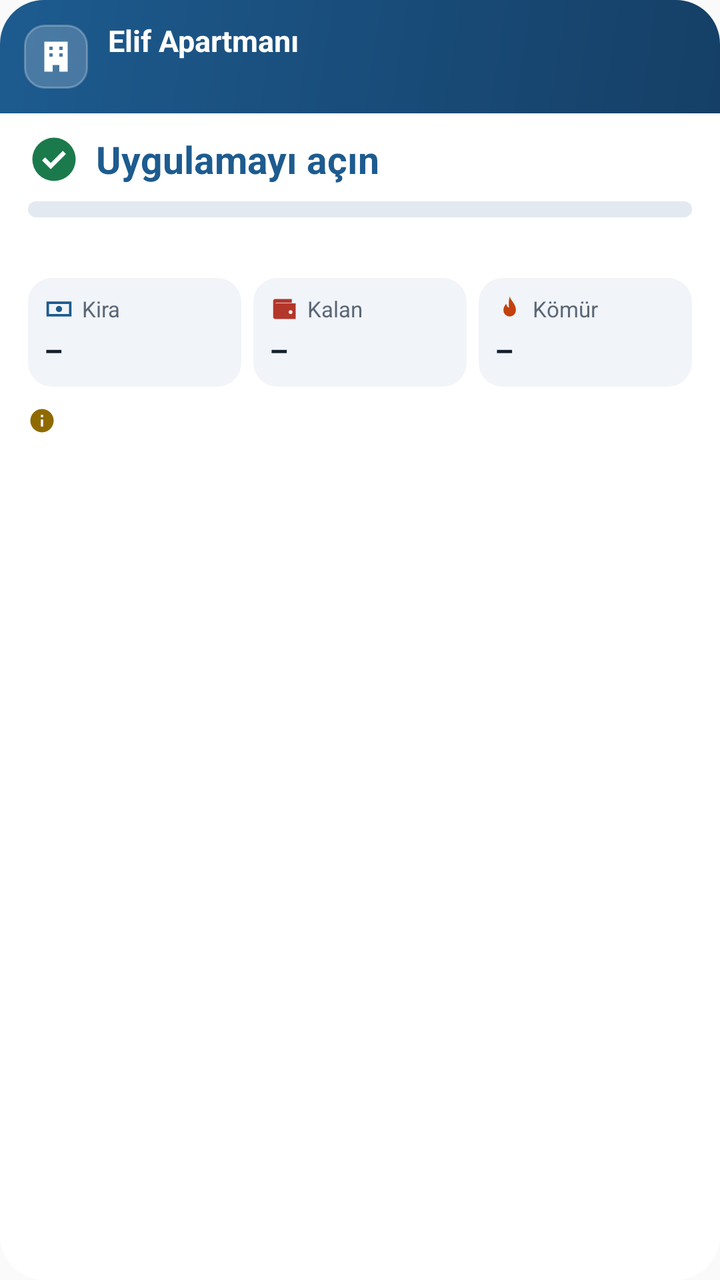
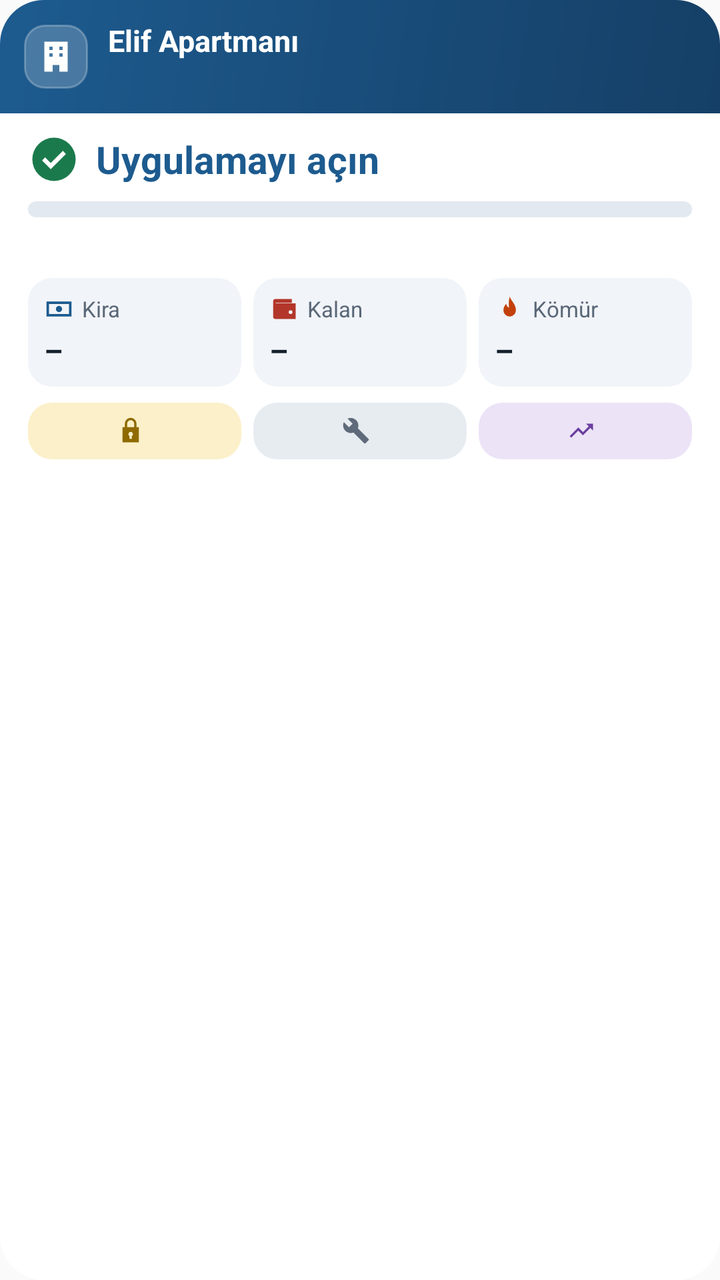

An Android layout rendered at two revisions. The XML below is the earlier revision; the diff shows what the commit changed to produce the second picture.
<!-- AndroidManifest.xml: application theme android:Theme.Material.Light.NoActionBar -->
<!-- res/layout/widget.xml -->
<?xml version="1.0" encoding="utf-8"?>
<LinearLayout xmlns:android="http://schemas.android.com/apk/res/android"
    android:id="@+id/w_kok"
    android:layout_width="match_parent"
    android:layout_height="match_parent"
    android:orientation="vertical"
    android:background="@drawable/widget_bg">

    <LinearLayout
        android:layout_width="match_parent" android:layout_height="wrap_content"
        android:orientation="horizontal" android:gravity="center_vertical"
        android:paddingStart="12dp" android:paddingEnd="14dp" android:paddingTop="10dp" android:paddingBottom="10dp"
        android:background="@drawable/widget_ust_bg">
        <ImageView
            android:layout_width="32dp" android:layout_height="32dp" android:padding="6dp"
            android:background="@drawable/widget_logo_bg" android:src="@drawable/ic_w_bina" />
        <LinearLayout
            android:layout_width="0dp" android:layout_height="wrap_content" android:layout_weight="1"
            android:layout_marginStart="10dp" android:orientation="vertical">
            <TextView android:layout_width="wrap_content" android:layout_height="wrap_content"
                android:text="Elif Apartmanı" android:textColor="#FFFFFFFF" android:textSize="15sp" android:textStyle="bold" android:maxLines="1" />
            <TextView android:id="@+id/w_ay" android:layout_width="wrap_content" android:layout_height="wrap_content"
                android:text="" android:textColor="#CCFFFFFF" android:textSize="12sp" android:maxLines="1" />
        </LinearLayout>
        <TextView android:id="@+id/w_saat" android:layout_width="wrap_content" android:layout_height="wrap_content"
            android:textColor="#B3FFFFFF" android:textSize="11sp" />
    </LinearLayout>

    <LinearLayout
        android:layout_width="match_parent" android:layout_height="wrap_content"
        android:orientation="vertical" android:paddingStart="14dp" android:paddingEnd="14dp" android:paddingTop="10dp" android:paddingBottom="12dp">

        <LinearLayout android:layout_width="match_parent" android:layout_height="wrap_content" android:orientation="horizontal" android:gravity="center_vertical">
            <ImageView android:id="@+id/w_durum_ik" android:layout_width="26dp" android:layout_height="26dp" android:src="@drawable/ic_w_ok" />
            <TextView android:id="@+id/w_buyuk" android:layout_width="0dp" android:layout_height="wrap_content" android:layout_weight="1"
                android:layout_marginStart="8dp" android:text="Uygulamayı açın" android:textColor="#FF1D5B8F" android:textSize="19sp" android:textStyle="bold" android:maxLines="1" />
            <TextView android:id="@+id/w_yuzde" android:layout_width="wrap_content" android:layout_height="wrap_content"
                android:textColor="#FF15202D" android:textSize="15sp" android:textStyle="bold" />
        </LinearLayout>

        <ProgressBar android:id="@+id/w_bar" style="?android:attr/progressBarStyleHorizontal"
            android:layout_width="match_parent" android:layout_height="8dp" android:layout_marginTop="8dp"
            android:max="100" android:progress="0" android:progressDrawable="@drawable/widget_bar" />
        <TextView android:id="@+id/w_bar_yazi" android:layout_width="match_parent" android:layout_height="wrap_content"
            android:layout_marginTop="4dp" android:textColor="#FF5A6777" android:textSize="12sp" android:maxLines="1" />

        <LinearLayout android:layout_width="match_parent" android:layout_height="wrap_content" android:layout_marginTop="10dp" android:orientation="horizontal">

        <LinearLayout
            android:layout_width="0dp" android:layout_height="wrap_content" android:layout_weight="1"
            
            android:orientation="vertical" android:padding="8dp" android:background="@drawable/widget_kutu_bg">
            <LinearLayout android:layout_width="match_parent" android:layout_height="wrap_content" android:orientation="horizontal" android:gravity="center_vertical">
                <ImageView android:id="@+id/w_k1_ik" android:layout_width="15dp" android:layout_height="15dp" android:src="@drawable/ic_w_para" />
                <TextView android:id="@+id/w_k1_etiket" android:layout_width="wrap_content" android:layout_height="wrap_content"
                    android:layout_marginStart="4dp" android:text="Kira" android:textColor="#FF5A6777" android:textSize="11sp" android:maxLines="1" />
            </LinearLayout>
            <TextView android:id="@+id/w_k1_deger" android:layout_width="match_parent" android:layout_height="wrap_content"
                android:layout_marginTop="3dp" android:text="–" android:textColor="#FF15202D" android:textSize="15sp" android:textStyle="bold"
                android:maxLines="1" android:autoSizeTextType="uniform" android:autoSizeMinTextSize="10sp" android:autoSizeMaxTextSize="15sp" />
        </LinearLayout>

        <LinearLayout
            android:layout_width="0dp" android:layout_height="wrap_content" android:layout_weight="1"
            android:layout_marginStart="6dp"
            android:orientation="vertical" android:padding="8dp" android:background="@drawable/widget_kutu_bg">
            <LinearLayout android:layout_width="match_parent" android:layout_height="wrap_content" android:orientation="horizontal" android:gravity="center_vertical">
                <ImageView android:id="@+id/w_k2_ik" android:layout_width="15dp" android:layout_height="15dp" android:src="@drawable/ic_w_cuzdan" />
                <TextView android:id="@+id/w_k2_etiket" android:layout_width="wrap_content" android:layout_height="wrap_content"
                    android:layout_marginStart="4dp" android:text="Kalan" android:textColor="#FF5A6777" android:textSize="11sp" android:maxLines="1" />
            </LinearLayout>
            <TextView android:id="@+id/w_k2_deger" android:layout_width="match_parent" android:layout_height="wrap_content"
                android:layout_marginTop="3dp" android:text="–" android:textColor="#FF15202D" android:textSize="15sp" android:textStyle="bold"
                android:maxLines="1" android:autoSizeTextType="uniform" android:autoSizeMinTextSize="10sp" android:autoSizeMaxTextSize="15sp" />
        </LinearLayout>

        <LinearLayout
            android:layout_width="0dp" android:layout_height="wrap_content" android:layout_weight="1"
            android:layout_marginStart="6dp"
            android:orientation="vertical" android:padding="8dp" android:background="@drawable/widget_kutu_bg">
            <LinearLayout android:layout_width="match_parent" android:layout_height="wrap_content" android:orientation="horizontal" android:gravity="center_vertical">
                <ImageView android:id="@+id/w_k3_ik" android:layout_width="15dp" android:layout_height="15dp" android:src="@drawable/ic_w_alev" />
                <TextView android:id="@+id/w_k3_etiket" android:layout_width="wrap_content" android:layout_height="wrap_content"
                    android:layout_marginStart="4dp" android:text="Kömür" android:textColor="#FF5A6777" android:textSize="11sp" android:maxLines="1" />
            </LinearLayout>
            <TextView android:id="@+id/w_k3_deger" android:layout_width="match_parent" android:layout_height="wrap_content"
                android:layout_marginTop="3dp" android:text="–" android:textColor="#FF15202D" android:textSize="15sp" android:textStyle="bold"
                android:maxLines="1" android:autoSizeTextType="uniform" android:autoSizeMinTextSize="10sp" android:autoSizeMaxTextSize="15sp" />
        </LinearLayout>
        </LinearLayout>

        <LinearLayout android:id="@+id/w_alt_satir" android:layout_width="match_parent" android:layout_height="wrap_content"
            android:layout_marginTop="9dp" android:orientation="horizontal" android:gravity="center_vertical">
            <ImageView android:layout_width="14dp" android:layout_height="14dp" android:src="@drawable/ic_w_bilgi" />
            <TextView android:id="@+id/w_alt" android:layout_width="0dp" android:layout_height="wrap_content" android:layout_weight="1"
                android:layout_marginStart="5dp" android:textColor="#FF15202D" android:textSize="12sp" android:maxLines="2" />
        </LinearLayout>
    </LinearLayout>
</LinearLayout>
<!-- resources referenced by this layout -->
<resources>
  <!-- drawable ic_w_bilgi (drawable) -->
  <?xml version="1.0" encoding="utf-8"?>
  <vector xmlns:android="http://schemas.android.com/apk/res/android"
      android:width="24dp" android:height="24dp" android:viewportWidth="24" android:viewportHeight="24">
      <path android:fillColor="#FF8F6A00" android:pathData="M12 2a10 10 0 1 0 0 20 10 10 0 0 0 0-20zm1 15h-2v-6h2v6zm0-8h-2V7h2v2z" />
  </vector>
  <!-- drawable ic_w_bina (drawable) -->
  <?xml version="1.0" encoding="utf-8"?>
  <vector xmlns:android="http://schemas.android.com/apk/res/android"
      android:width="24dp" android:height="24dp" android:viewportWidth="24" android:viewportHeight="24">
      <path android:fillColor="#FFFFFFFF" android:pathData="M5 3h14v18h-5v-4h-4v4H5V3zm3 3v2h2V6H8zm6 0v2h2V6h-2zm-6 4v2h2v-2H8zm6 0v2h2v-2h-2z" />
  </vector>
  <!-- drawable ic_w_para (drawable) -->
  <?xml version="1.0" encoding="utf-8"?>
  <vector xmlns:android="http://schemas.android.com/apk/res/android"
      android:width="24dp" android:height="24dp" android:viewportWidth="24" android:viewportHeight="24">
      <path android:fillColor="#FF1D5B8F" android:pathData="M2 6h20v12H2V6zm2 2v8h16V8H4zm8 1.5a2.5 2.5 0 1 1 0 5 2.5 2.5 0 0 1 0-5z" />
  </vector>
  <!-- drawable widget_bg (drawable) -->
  <?xml version="1.0" encoding="utf-8"?>
  <shape xmlns:android="http://schemas.android.com/apk/res/android" android:shape="rectangle">
      <solid android:color="#FFFFFFFF" />
      <corners android:radius="22dp" />
  </shape>
  <!-- drawable widget_kutu_bg (drawable) -->
  <?xml version="1.0" encoding="utf-8"?>
  <shape xmlns:android="http://schemas.android.com/apk/res/android" android:shape="rectangle">
      <solid android:color="#FFF1F4F8" />
      <corners android:radius="12dp" />
  </shape>
  <!-- drawable widget_logo_bg (drawable) -->
  <?xml version="1.0" encoding="utf-8"?>
  <shape xmlns:android="http://schemas.android.com/apk/res/android" android:shape="rectangle">
      <solid android:color="#33FFFFFF" />
      <stroke android:width="1dp" android:color="#40FFFFFF" />
      <corners android:radius="10dp" />
  </shape>
  <!-- unchanged entries left out for length: 5 -->
</resources>

<!-- the commit's change to res/layout/widget.xml (unified diff, before → after) -->
@@ -90,10 +90,34 @@
         </LinearLayout>
 
         <LinearLayout android:id="@+id/w_alt_satir" android:layout_width="match_parent" android:layout_height="wrap_content"
-            android:layout_marginTop="9dp" android:orientation="horizontal" android:gravity="center_vertical">
-            <ImageView android:layout_width="14dp" android:layout_height="14dp" android:src="@drawable/ic_w_bilgi" />
-            <TextView android:id="@+id/w_alt" android:layout_width="0dp" android:layout_height="wrap_content" android:layout_weight="1"
-                android:layout_marginStart="5dp" android:textColor="#FF15202D" android:textSize="12sp" android:maxLines="2" />
+            android:layout_marginTop="8dp" android:orientation="horizontal">
+            <LinearLayout android:id="@+id/w_u1" android:layout_width="0dp" android:layout_height="wrap_content" android:layout_weight="1"
+                 android:orientation="horizontal" android:gravity="center"
+                android:paddingStart="6dp" android:paddingEnd="6dp" android:paddingTop="6dp" android:paddingBottom="6dp"
+                android:background="@drawable/widget_hap_sari">
+                <ImageView android:layout_width="14dp" android:layout_height="14dp" android:src="@drawable/ic_w_kilit" />
+                <TextView android:id="@+id/w_u1_yazi" android:layout_width="wrap_content" android:layout_height="wrap_content"
+                    android:layout_marginStart="4dp" android:textColor="#FF8F6A00" android:textSize="12sp" android:textStyle="bold" android:maxLines="1"
+                    android:autoSizeTextType="uniform" android:autoSizeMinTextSize="9sp" android:autoSizeMaxTextSize="12sp" />
+            </LinearLayout>
+            <LinearLayout android:id="@+id/w_u2" android:layout_width="0dp" android:layout_height="wrap_content" android:layout_weight="1"
+                android:layout_marginStart="6dp" android:orientation="horizontal" android:gravity="center"
+                android:paddingStart="6dp" android:paddingEnd="6dp" android:paddingTop="6dp" android:paddingBottom="6dp"
+                android:background="@drawable/widget_hap_gri">
+                <ImageView android:layout_width="14dp" android:layout_height="14dp" android:src="@drawable/ic_w_arac" />
+                <TextView android:id="@+id/w_u2_yazi" android:layout_width="wrap_content" android:layout_height="wrap_content"
+                    android:layout_marginStart="4dp" android:textColor="#FF3E4A59" android:textSize="12sp" android:textStyle="bold" android:maxLines="1"
+                    android:autoSizeTextType="uniform" android:autoSizeMinTextSize="9sp" android:autoSizeMaxTextSize="12sp" />
+            </LinearLayout>
+            <LinearLayout android:id="@+id/w_u3" android:layout_width="0dp" android:layout_height="wrap_content" android:layout_weight="1"
+                android:layout_marginStart="6dp" android:orientation="horizontal" android:gravity="center"
+                android:paddingStart="6dp" android:paddingEnd="6dp" android:paddingTop="6dp" android:paddingBottom="6dp"
+                android:background="@drawable/widget_hap_mor">
+                <ImageView android:layout_width="14dp" android:layout_height="14dp" android:src="@drawable/ic_w_artis" />
+                <TextView android:id="@+id/w_u3_yazi" android:layout_width="wrap_content" android:layout_height="wrap_content"
+                    android:layout_marginStart="4dp" android:textColor="#FF6B3FA0" android:textSize="12sp" android:textStyle="bold" android:maxLines="1"
+                    android:autoSizeTextType="uniform" android:autoSizeMinTextSize="9sp" android:autoSizeMaxTextSize="12sp" />
+            </LinearLayout>
         </LinearLayout>
     </LinearLayout>
 </LinearLayout>
<!-- resource entries referenced after the edit -->
@@ -1,16 +1,28 @@
 <!-- resources referenced by this layout -->
 <resources>
-  <!-- drawable ic_w_bilgi (drawable) -->
+  <!-- drawable ic_w_arac (drawable) -->
   <?xml version="1.0" encoding="utf-8"?>
   <vector xmlns:android="http://schemas.android.com/apk/res/android"
       android:width="24dp" android:height="24dp" android:viewportWidth="24" android:viewportHeight="24">
-      <path android:fillColor="#FF8F6A00" android:pathData="M12 2a10 10 0 1 0 0 20 10 10 0 0 0 0-20zm1 15h-2v-6h2v6zm0-8h-2V7h2v2z" />
+      <path android:fillColor="#FF5F6B7A" android:pathData="M22.7 19l-9.1-9.1c.9-2.3.4-5-1.5-6.9-2-2-5-2.4-7.4-1.3L9 6 6 9 1.6 4.7C.4 7.1.9 10.1 2.9 12.1c1.9 1.9 4.6 2.4 6.9 1.5l9.1 9.1c.4.4 1 .4 1.4 0l2.3-2.3c.5-.4.5-1.1.1-1.4z" />
+  </vector>
+  <!-- drawable ic_w_artis (drawable) -->
+  <?xml version="1.0" encoding="utf-8"?>
+  <vector xmlns:android="http://schemas.android.com/apk/res/android"
+      android:width="24dp" android:height="24dp" android:viewportWidth="24" android:viewportHeight="24">
+      <path android:fillColor="#FF6B3FA0" android:pathData="M16 6l2.3 2.3-4.9 4.9-4-4L2 16.6 3.4 18l6-6 4 4 6.3-6.3L22 12V6h-6z" />
   </vector>
   <!-- drawable ic_w_bina (drawable) -->
   <?xml version="1.0" encoding="utf-8"?>
   <vector xmlns:android="http://schemas.android.com/apk/res/android"
       android:width="24dp" android:height="24dp" android:viewportWidth="24" android:viewportHeight="24">
       <path android:fillColor="#FFFFFFFF" android:pathData="M5 3h14v18h-5v-4h-4v4H5V3zm3 3v2h2V6H8zm6 0v2h2V6h-2zm-6 4v2h2v-2H8zm6 0v2h2v-2h-2z" />
+  </vector>
+  <!-- drawable ic_w_kilit (drawable) -->
+  <?xml version="1.0" encoding="utf-8"?>
+  <vector xmlns:android="http://schemas.android.com/apk/res/android"
+      android:width="24dp" android:height="24dp" android:viewportWidth="24" android:viewportHeight="24">
+      <path android:fillColor="#FF8F6A00" android:pathData="M12 1a5 5 0 0 0-5 5v3H5v13h14V9h-2V6a5 5 0 0 0-5-5zm-3 8V6a3 3 0 0 1 6 0v3H9zm3 4a2 2 0 0 1 1 3.7V19h-2v-2.3A2 2 0 0 1 12 13z" />
   </vector>
   <!-- drawable ic_w_para (drawable) -->
   <?xml version="1.0" encoding="utf-8"?>
@@ -23,6 +35,24 @@
   <shape xmlns:android="http://schemas.android.com/apk/res/android" android:shape="rectangle">
       <solid android:color="#FFFFFFFF" />
       <corners android:radius="22dp" />
+  </shape>
+  <!-- drawable widget_hap_gri (drawable) -->
+  <?xml version="1.0" encoding="utf-8"?>
+  <shape xmlns:android="http://schemas.android.com/apk/res/android" android:shape="rectangle">
+      <solid android:color="#FFE7ECF1" />
+      <corners android:radius="12dp" />
+  </shape>
+  <!-- drawable widget_hap_mor (drawable) -->
+  <?xml version="1.0" encoding="utf-8"?>
+  <shape xmlns:android="http://schemas.android.com/apk/res/android" android:shape="rectangle">
+      <solid android:color="#FFECE3F7" />
+      <corners android:radius="12dp" />
+  </shape>
+  <!-- drawable widget_hap_sari (drawable) -->
+  <?xml version="1.0" encoding="utf-8"?>
+  <shape xmlns:android="http://schemas.android.com/apk/res/android" android:shape="rectangle">
+      <solid android:color="#FFFBF0C9" />
+      <corners android:radius="12dp" />
   </shape>
   <!-- drawable widget_kutu_bg (drawable) -->
   <?xml version="1.0" encoding="utf-8"?>
